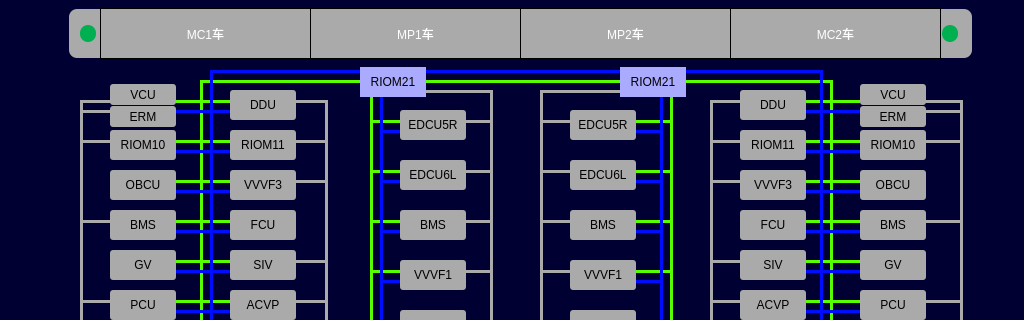
Old version of the form vehicletopologypage.ui in the repository 994656234/HHL; both pictures show x 0 to 1024 and y 0 to 320 of the 1024 by 461 pixel window.
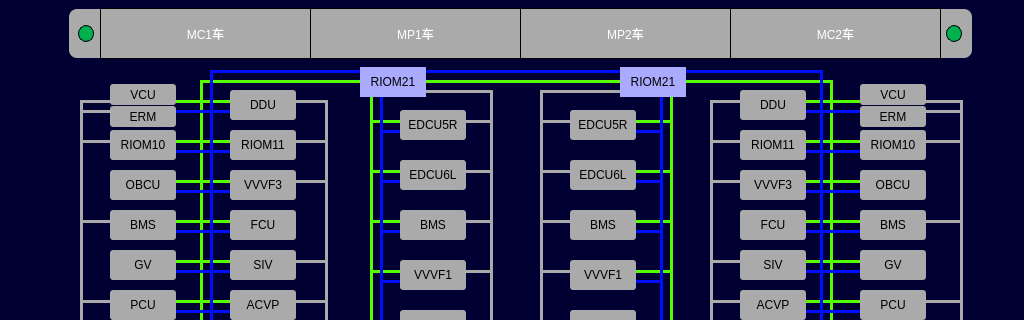
New version of the form. Icons and pictures are not drawn.

The edit to the form file:
```diff
--- a/vehicletopologypage.ui
+++ b/vehicletopologypage.ui
@@ -177,10 +177,10 @@
   <widget class="QLabel" name="lbl_cab1_direction">
    <property name="geometry">
     <rect>
-     <x>15</x>
+     <x>28</x>
      <y>20</y>
-     <width>50</width>
-     <height>30</height>
+     <width>31</width>
+     <height>21</height>
     </rect>
    </property>
    <property name="styleSheet">
@@ -193,7 +193,7 @@
   <widget class="QLabel" name="lbl_cab1_active">
    <property name="geometry">
     <rect>
-     <x>80</x>
+     <x>78</x>
      <y>25</y>
      <width>16</width>
      <height>17</height>
@@ -201,7 +201,9 @@
    </property>
    <property name="styleSheet">
     <string notr="true">background-color: rgb(0, 176, 80);
-border-radius:8px;</string>
+border-radius:8px;
+font:24px,&quot;微软雅黑&quot;;
+border:1px solid black;</string>
    </property>
    <property name="text">
     <string/>
@@ -210,10 +212,10 @@
   <widget class="QLabel" name="lbl_cab2_direction">
    <property name="geometry">
     <rect>
-     <x>972</x>
+     <x>980</x>
      <y>20</y>
-     <width>50</width>
-     <height>30</height>
+     <width>31</width>
+     <height>21</height>
     </rect>
    </property>
    <property name="styleSheet">
@@ -226,7 +228,7 @@
   <widget class="QLabel" name="lbl_cab2_active">
    <property name="geometry">
     <rect>
-     <x>942</x>
+     <x>946</x>
      <y>25</y>
      <width>16</width>
      <height>17</height>
@@ -234,7 +236,9 @@
    </property>
    <property name="styleSheet">
     <string notr="true">background-color: rgb(0, 176, 80);
-border-radius:8px;</string>
+border-radius:8px;
+font:24px,&quot;微软雅黑&quot;;
+border:1px solid black;</string>
    </property>
    <property name="text">
     <string/>
```
